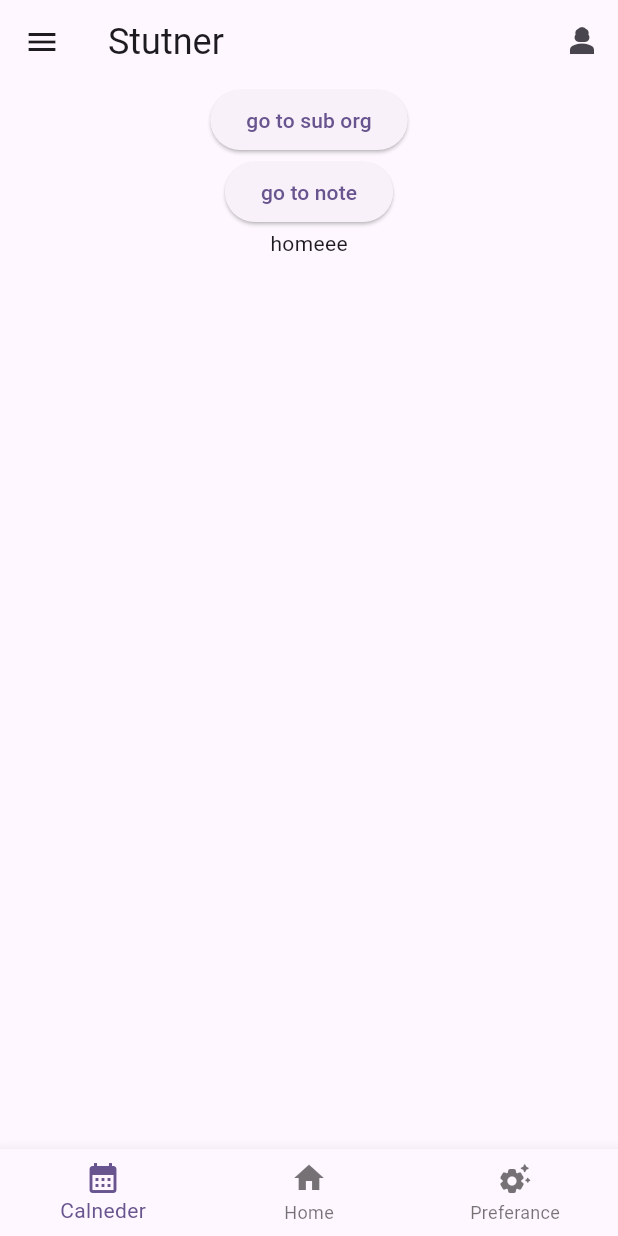
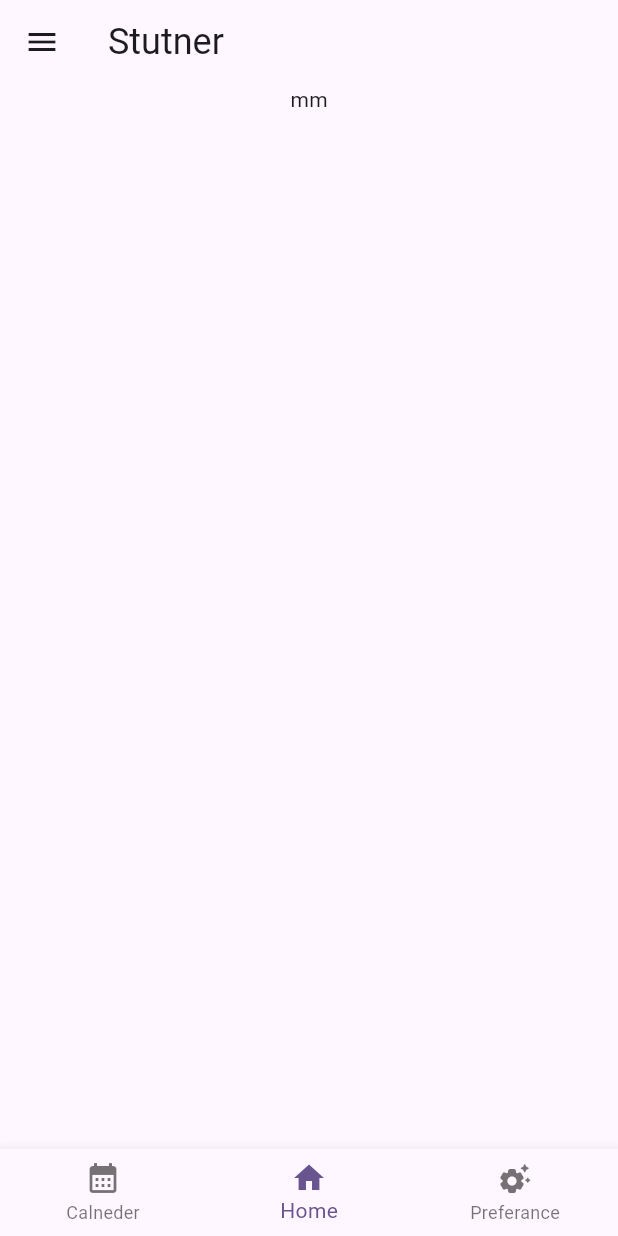
Before and after one commit to muj-i/codeSpace, a Flutter app: the screen it shows after launch, on a phone screen of 412 x 824 dp. Run offline on Flutter 3.47's test engine with Material 2 defaults, Android fonts, the light colour scheme and no system bars.

Commit message:
Revert "added 2 pages and some navigations"
This reverts commit d5774d4499b7dadbc97e45173439460346b07eb5.

```diff
--- a/stutner/lib/bottom_nav_bar.dart
+++ /dev/null
@@ -1,24 +0,0 @@
-
-import 'package:flutter/material.dart';
-
-class StutnerBottomNavBar extends StatelessWidget {
-  const StutnerBottomNavBar({super.key});
-
-  @override
-  Widget build(BuildContext context) {
-    return BottomNavigationBar(
-
-      onTap: (int index) {
-
-
-      },
-      items: [
-        const BottomNavigationBarItem(
-            icon: Icon(Icons.calendar_month_sharp), label: 'Calneder'),
-        const BottomNavigationBarItem(icon: Icon(Icons.home_sharp), label: 'Home'),
-        const BottomNavigationBarItem(
-            icon: Icon(Icons.settings_suggest_rounded), label: 'Preferance'),
-      ],
-    );
-  }
-}
--- a/stutner/lib/home_page.dart
+++ b/stutner/lib/home_page.dart
@@ -1,9 +1,4 @@
 import 'package:flutter/material.dart';
-import 'package:stutner/app_drawer.dart';
-import 'package:stutner/note_taking.dart';
-import 'package:stutner/subject_organizer.dart';
-
-import 'bottom_nav_bar.dart';
 
 class StutnerHomePage extends StatefulWidget {
   const StutnerHomePage({super.key});
@@ -18,43 +13,36 @@ class _StutnerHomePageState extends State<StutnerHomePage> {
   Widget build(BuildContext context) {
     return Scaffold(
       appBar: AppBar(
-        title: const Text(
+        title: Text(
           'Stutner',
           style: TextStyle(fontSize: 24),
         ),
-        actions: [
-          IconButton(
-            onPressed: () {},
-            icon: const Icon(
-              Icons.person_3,
-            ),
+      ),
+      body: Column(
+        children: [
+          Center(
+            child: Text("mm"),
           ),
         ],
       ),
-      body: Column(
-        children: [
-          ElevatedButton(
-            onPressed: () {
-              Navigator.push(context,
-                  MaterialPageRoute(builder: (_) => const SubjectOrganizerPage()));
-            },
-            child: const Text('go to sub org'),
-          ),
-          ElevatedButton(
-            onPressed: () {
-              Navigator.push(context,
-                  MaterialPageRoute(builder: (_) => const NoteTakingPage()));
-            },
-            child: const Text('go to note'),
-          ),
-          const Center(
-            child: Text("homeee"),
-          ),
+      drawer: Drawer(
+
+      ),
+      bottomNavigationBar: BottomNavigationBar(
+        currentIndex: _currentIndex,
+        onTap: (int index) {
+          setState(() {
+            _currentIndex = index;
+          });
+        },
+        items: [
+          BottomNavigationBarItem(
+              icon: Icon(Icons.calendar_month_sharp), label: 'Calneder'),
+          BottomNavigationBarItem(icon: Icon(Icons.home_sharp), label: 'Home'),
+          BottomNavigationBarItem(
+              icon: Icon(Icons.settings_suggest_rounded), label: 'Preferance'),
         ],
       ),
-      drawer: const AppDrawer(),
-
-      bottomNavigationBar: StutnerBottomNavBar(),
     );
   }
 }
--- a/stutner/lib/main.dart
+++ b/stutner/lib/main.dart
@@ -19,7 +19,6 @@ class StutnerApp extends StatelessWidget {
 
       ),
       home: const StutnerHomePage(),
-
     );
   }
 }
```
Also changed, not shown: stutner/lib/app_drawer.dart (deleted, +0 -41 lines), stutner/lib/note_taking.dart (deleted, +0 -44 lines), stutner/lib/subject_organizer.dart (deleted, +0 -44 lines).
